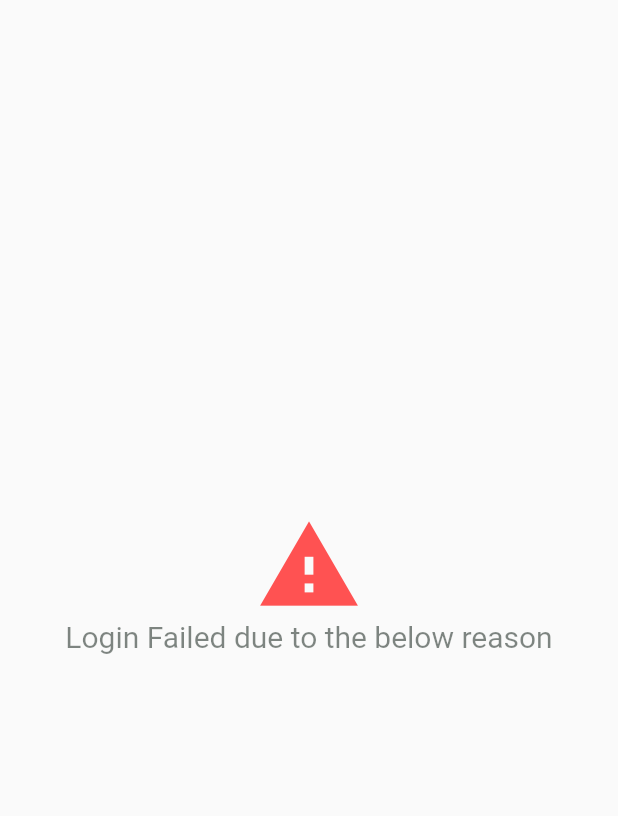
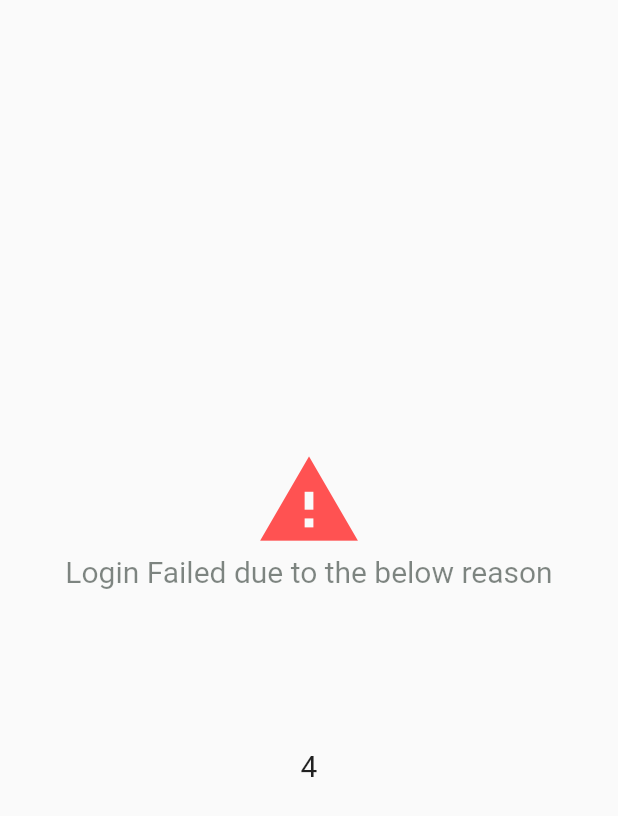
Before and after one commit to Teewhydot/foodly_clean_arc, a Flutter app: the LoginFailureScreen screen opened directly with empty values, on a phone screen of 412 x 824 dp. Shown: the top 816 px of the screen. Run offline on Flutter 3.47's test engine with Material 2 defaults, Android fonts, the phone set to English and light mode, and no system bars; drawn by our look-alikes of circular_countdown_timer; our stand-ins replace bloc, carousel_pro, dartz, equatable, expandable, firebase_auth and 7 more; accounts and stored records are empty.

Commit message:
Added circular countdown timer to login failure page.

```diff
--- a/lib/foodly/data/repositories/login_repo_implementation.dart
+++ b/lib/foodly/data/repositories/login_repo_implementation.dart
@@ -1,5 +1,4 @@
 import 'package:dartz/dartz.dart';
-import 'package:foodly_clean_arc/foodly/data/custom_exceptions/custom_exceptions.dart';
 import 'package:foodly_clean_arc/foodly/data/remote/data_sources/login_data_source.dart';
 import 'package:foodly_clean_arc/foodly/domain/entities/login_entities/login_success_entity.dart';
 import 'package:foodly_clean_arc/foodly/domain/failures/failures.dart';
@@ -13,10 +12,8 @@ class LoginRepoImplementation implements LoginRepo {
       final LoginDataSource loginDataSource = LoginDataSourceImplementation();
       final result = await loginDataSource.logUserInFirebase(email, password);
       return right(result);
-    } on LoginException catch (e) {
+    } catch (e) {
       return left(LoginFailure(loginFailureMessage: e.toString()));
-    } catch (_) {
-      return left(GeneralFailure());
     }
   }
 }
--- a/lib/foodly/domain/failures/map_failure.dart
+++ b/lib/foodly/domain/failures/map_failure.dart
@@ -2,10 +2,8 @@ import 'package:foodly_clean_arc/foodly/domain/failures/failures.dart';
 
 String mapFailureToMessage(Failure failure) {
   switch (failure.runtimeType) {
-    case GeneralFailure:
-      return 'Something went terribly wrong';
     case LoginFailure:
-      return 'Login failed ';
+      return 'Kindly check your login details or your internet';
     default:
       return 'Error due to some reason';
   }
--- a/lib/foodly/presentation/manager/login_bloc/login_bloc.dart
+++ b/lib/foodly/presentation/manager/login_bloc/login_bloc.dart
@@ -34,7 +34,7 @@ class LoginBloc extends Bloc<LoginEvent, LoginState> {
     });
 
     on<LoginFailedEvent>((event, emit) async {
-      await Future.delayed(const Duration(seconds: 3));
+      await Future.delayed(const Duration(seconds: 4));
       emit(LoginInitial());
     });
   }
--- a/lib/foodly/presentation/widgets/reused_widgets/login_failure_screen.dart
+++ b/lib/foodly/presentation/widgets/reused_widgets/login_failure_screen.dart
@@ -1,3 +1,4 @@
+import 'package:circular_countdown_timer/circular_countdown_timer.dart';
 import 'package:flutter/material.dart';
 import 'package:flutter_bloc/flutter_bloc.dart';
 import 'package:flutter_screenutil/flutter_screenutil.dart';
@@ -37,9 +38,20 @@ class _LoginFailureScreenState extends State<LoginFailureScreen> {
                 addVerticalSpacing(20),
                 Text(widget.message,
                     style: kBoldTextStyle.copyWith(
-                      fontSize: 20.sp,
+                      fontSize: 17.sp,
                       color: Colors.redAccent,
                     )),
+                addVerticalSpacing(60),
+                const CircularCountDownTimer(
+                    width: 30,
+                    height: 30,
+                    isReverse: true,
+                    textStyle: TextStyle(
+                      fontSize: 20,
+                    ),
+                    duration: 4,
+                    fillColor: kGreenColor,
+                    ringColor: Colors.transparent),
               ],
             ),
           ],
--- a/pubspec.yaml
+++ b/pubspec.yaml
@@ -36,6 +36,7 @@ dependencies:
   flutter_bloc: ^8.1.2
   dartz: ^0.10.1
   flutter_riverpod: ^2.2.0
+  circular_countdown_timer: ^0.2.3
 
 dev_dependencies:
   flutter_test:
```
Also changed, not shown: lib/foodly/data/remote/data_sources/login_data_source.dart (+2 -8 lines), pubspec.lock.
